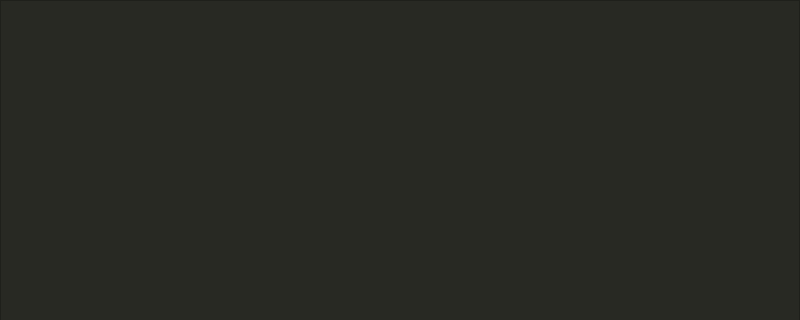
This is src/texteditor.ui in Abdugan1/cuddly-memory as Qt 5 draws it before an edit; both pictures show x 0 to 800 and y 0 to 320 of the 800 by 600 pixel window. The edited form follows.
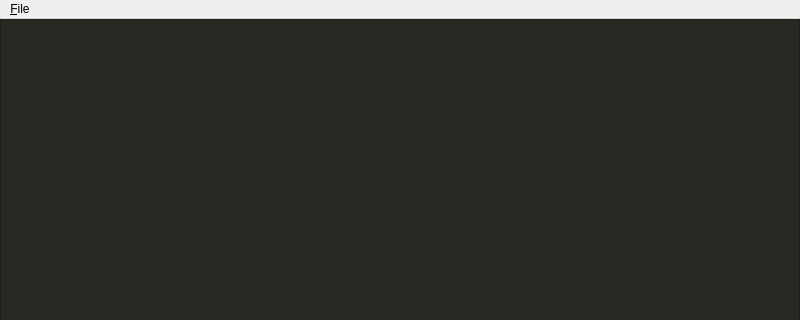
This is the edited form.

Commit message: added mini save as action

```diff
--- a/src/texteditor.ui
+++ b/src/texteditor.ui
@@ -46,6 +46,13 @@
      <height>20</height>
     </rect>
    </property>
+   <widget class="QMenu" name="menu_File">
+    <property name="title">
+     <string>&amp;File</string>
+    </property>
+    <addaction name="action_Save"/>
+   </widget>
+   <addaction name="menu_File"/>
   </widget>
   <widget class="QStatusBar" name="statusbar"/>
  </widget>
```
Left out of the diff: 10 changed lines with no effect on the pictures. The commit also changes 2 other files.
